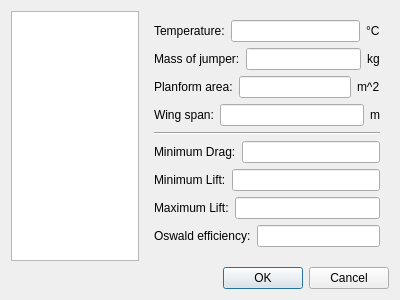
Before: the Qt Designer form src/configdialog.ui in flysight/flysight-viewer-qt, drawn with Qt 5.
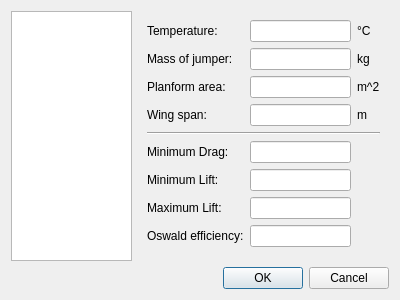
After: the same form once the commit is applied.

Commit message: Clean up aerodynamic preferences

Patch:
```diff
--- a/src/configdialog.ui
+++ b/src/configdialog.ui
@@ -110,59 +110,49 @@
           </layout>
          </widget>
          <widget class="QWidget" name="page_3">
-          <layout class="QVBoxLayout" name="verticalLayout_4">
-           <item>
-            <layout class="QHBoxLayout" name="horizontalLayout_4">
-             <item>
+          <layout class="QGridLayout" name="gridLayout_2">
+           <item row="0" column="0">
               <widget class="QLabel" name="label_4">
                <property name="text">
                 <string>Temperature:</string>
                </property>
               </widget>
              </item>
-             <item>
+           <item row="0" column="1">
               <widget class="QLineEdit" name="temperatureEdit"/>
              </item>
-             <item>
+           <item row="0" column="2">
               <widget class="QLabel" name="label_5">
                <property name="text">
                 <string>°C</string>
                </property>
               </widget>
              </item>
-            </layout>
-           </item>
-           <item>
-            <layout class="QHBoxLayout" name="horizontalLayout_5">
-             <item>
+           <item row="1" column="0">
               <widget class="QLabel" name="label_6">
                <property name="text">
                 <string>Mass of jumper:</string>
                </property>
               </widget>
              </item>
-             <item>
+           <item row="1" column="1">
               <widget class="QLineEdit" name="massEdit"/>
              </item>
-             <item>
+           <item row="1" column="2">
               <widget class="QLabel" name="label_7">
                <property name="text">
                 <string>kg</string>
                </property>
               </widget>
              </item>
-            </layout>
-           </item>
-           <item>
-            <layout class="QHBoxLayout" name="horizontalLayout_6">
-             <item>
+           <item row="2" column="0">
               <widget class="QLabel" name="label_8">
                <property name="text">
                 <string>Planform area:</string>
                </property>
               </widget>
              </item>
-             <item>
+           <item row="2" column="1">
               <widget class="QLineEdit" name="areaEdit"/>
              </item>
              <item>
@@ -172,93 +162,71 @@
                </property>
               </widget>
              </item>
-            </layout>
-           </item>
-           <item>
-            <layout class="QHBoxLayout" name="horizontalLayout_7">
-             <item>
+           <item row="3" column="0">
               <widget class="QLabel" name="label_10">
                <property name="text">
                 <string>Wing span:</string>
                </property>
               </widget>
              </item>
-             <item>
+           <item row="3" column="1">
               <widget class="QLineEdit" name="spanEdit"/>
              </item>
-             <item>
+           <item row="3" column="2">
               <widget class="QLabel" name="label_11">
                <property name="text">
                 <string>m</string>
                </property>
               </widget>
              </item>
-            </layout>
-           </item>
-           <item>
+           <item row="4" column="0" colspan="3">
             <widget class="Line" name="line">
              <property name="orientation">
               <enum>Qt::Horizontal</enum>
              </property>
             </widget>
            </item>
-           <item>
-            <layout class="QHBoxLayout" name="horizontalLayout_8">
-             <item>
+           <item row="5" column="0">
               <widget class="QLabel" name="label_12">
                <property name="text">
                 <string>Minimum Drag:</string>
                </property>
               </widget>
              </item>
-             <item>
+           <item row="5" column="1">
               <widget class="QLineEdit" name="minDragEdit"/>
              </item>
-            </layout>
-           </item>
-           <item>
-            <layout class="QHBoxLayout" name="horizontalLayout_11">
-             <item>
+           <item row="6" column="0">
               <widget class="QLabel" name="label_15">
                <property name="text">
                 <string>Minimum Lift:</string>
                </property>
               </widget>
              </item>
-             <item>
+           <item row="6" column="1">
               <widget class="QLineEdit" name="minLiftEdit"/>
              </item>
-            </layout>
-           </item>
-           <item>
-            <layout class="QHBoxLayout" name="horizontalLayout_9">
-             <item>
+           <item row="7" column="0">
               <widget class="QLabel" name="label_13">
                <property name="text">
                 <string>Maximum Lift:</string>
                </property>
               </widget>
              </item>
-             <item>
+           <item row="7" column="1">
               <widget class="QLineEdit" name="maxLiftEdit"/>
              </item>
-            </layout>
-           </item>
-           <item>
-            <layout class="QHBoxLayout" name="horizontalLayout_10">
-             <item>
+           <item row="8" column="0">
               <widget class="QLabel" name="label_14">
                <property name="text">
                 <string>Oswald efficiency:</string>
                </property>
               </widget>
              </item>
-             <item>
+           <item row="8" column="1">
               <widget class="QLineEdit" name="efficiencyEdit"/>
              </item>
-            </layout>
-           </item>
-           <item>
+           <item row="9" column="1">
             <spacer name="verticalSpacer_3">
              <property name="orientation">
               <enum>Qt::Vertical</enum>
```
Left out of the diff: 2 changed lines with no effect on the pictures. Lines whose indentation alone changed are shown as unchanged.
